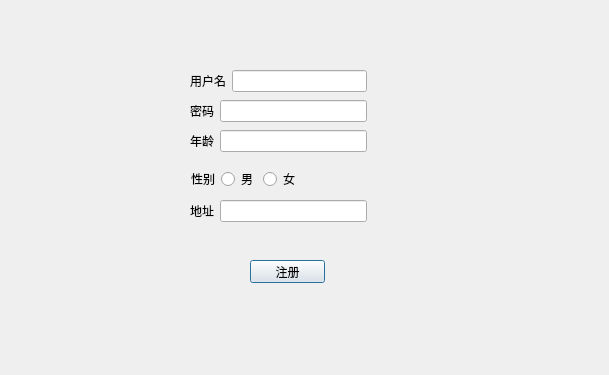
Above: login/ui/register.ui from cherry1c/chatroom before the change. Below: the same form after it.
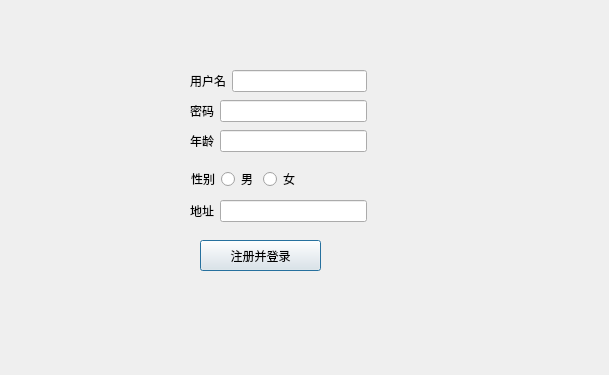
That is the form after the change.

Diff of the .ui file:
```diff
--- a/login/ui/register.ui
+++ b/login/ui/register.ui
@@ -16,14 +16,14 @@
   <widget class="QPushButton" name="pbn_register">
    <property name="geometry">
     <rect>
-     <x>250</x>
-     <y>260</y>
-     <width>75</width>
-     <height>23</height>
+     <x>200</x>
+     <y>240</y>
+     <width>121</width>
+     <height>31</height>
     </rect>
    </property>
    <property name="text">
-    <string>注册</string>
+    <string>注册并登录</string>
    </property>
   </widget>
   <widget class="QWidget" name="layoutWidget">
@@ -92,7 +92,7 @@
     </item>
    </layout>
   </widget>
-  <widget class="QWidget" name="">
+  <widget class="QWidget" name="layoutWidget">
    <property name="geometry">
     <rect>
      <x>190</x>
@@ -114,7 +114,7 @@
     </item>
    </layout>
   </widget>
-  <widget class="QWidget" name="">
+  <widget class="QWidget" name="layoutWidget">
    <property name="geometry">
     <rect>
      <x>191</x>
```
Left out of the diff: 9 changed lines with no effect on the pictures.
